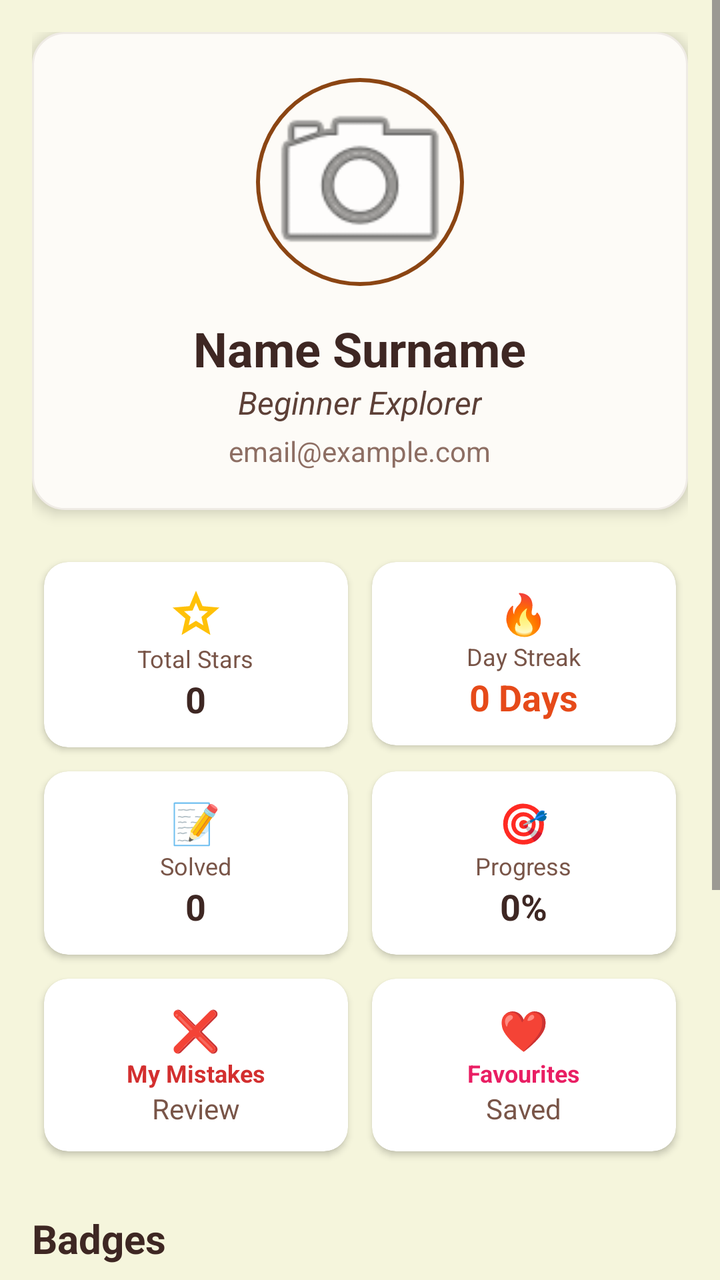
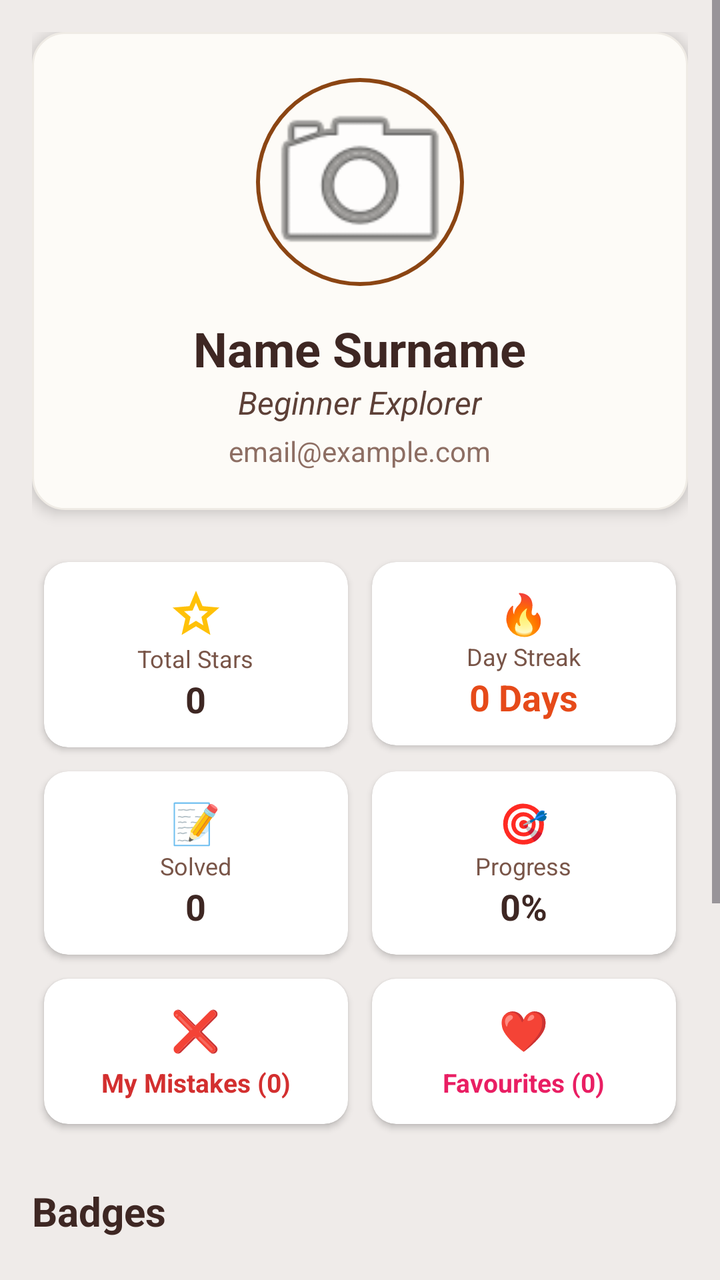

Two renders of the same Android screen: before a commit and after it. Below are the layout's source before the change and the commit's diff.
<!-- AndroidManifest.xml: application theme Theme.OlympMathMentor -->
<!-- res/layout/fragment_profile.xml -->
<?xml version="1.0" encoding="utf-8"?>
<ScrollView xmlns:android="http://schemas.android.com/apk/res/android"
    xmlns:app="http://schemas.android.com/apk/res-auto"
    android:layout_width="match_parent"
    android:layout_height="match_parent"
    android:background="#F5F5DC">

    <LinearLayout
        android:layout_width="match_parent"
        android:layout_height="wrap_content"
        android:orientation="vertical"
        android:padding="16dp">

        
        <LinearLayout
            android:layout_width="match_parent"
            android:layout_height="wrap_content"
            android:gravity="center"
            android:orientation="vertical"
            android:padding="20dp"
            android:background="@drawable/rounded_header_bg"
            android:elevation="4dp">

            <com.google.android.material.imageview.ShapeableImageView
                android:id="@+id/profileImage"
                android:layout_width="110dp"
                android:layout_height="110dp"
                android:padding="4dp"
                android:scaleType="centerCrop"
                app:shapeAppearanceOverlay="@style/CircleImage"
                android:src="@android:drawable/ic_menu_camera"
                app:strokeColor="#8B4513"
                app:strokeWidth="2dp" />

            <TextView
                android:id="@+id/tvFullName"
                android:layout_width="wrap_content"
                android:layout_height="wrap_content"
                android:layout_marginTop="12dp"
                android:text="Name Surname"
                android:textColor="#3E2723"
                android:textSize="24sp"
                android:textStyle="bold" />

            <TextView
                android:id="@+id/tvUserStatus"
                android:layout_width="wrap_content"
                android:layout_height="wrap_content"
                android:text="Beginner Explorer"
                android:textColor="#5D4037"
                android:textSize="16sp"
                android:textStyle="italic" />

            <TextView
                android:id="@+id/tvEmail"
                android:layout_width="wrap_content"
                android:layout_height="wrap_content"
                android:layout_marginTop="4dp"
                android:text="email@example.com"
                android:textColor="#8D6E63"
                android:textSize="14sp" />
        </LinearLayout>

        
        
        <GridLayout
            android:layout_width="match_parent"
            android:layout_height="wrap_content"
            android:layout_marginTop="20dp"
            android:columnCount="2"
            android:alignmentMode="alignMargins"
            android:rowCount="3">

            
            <androidx.cardview.widget.CardView
                android:layout_width="0dp"
                android:layout_height="wrap_content"
                android:layout_columnWeight="1"
                android:layout_margin="6dp"
                app:cardCornerRadius="12dp"
                app:cardElevation="2dp">
                <LinearLayout
                    android:layout_width="match_parent"
                    android:layout_height="wrap_content"
                    android:orientation="vertical"
                    android:padding="12dp"
                    android:gravity="center">
                    <ImageView android:layout_width="28dp" android:layout_height="28dp" android:src="@drawable/ic_star" app:tint="#FFC107"/>
                    <TextView android:layout_width="wrap_content" android:layout_height="wrap_content" android:text="Total Stars" android:textSize="12sp" android:textColor="#795548"/>
                    <TextView android:id="@+id/tvTotalStars" android:layout_width="wrap_content" android:layout_height="wrap_content" android:text="0" android:textSize="18sp" android:textStyle="bold" android:textColor="#3E2723"/>
                </LinearLayout>
            </androidx.cardview.widget.CardView>

            
            <androidx.cardview.widget.CardView
                android:layout_width="0dp"
                android:layout_height="wrap_content"
                android:layout_columnWeight="1"
                android:layout_margin="6dp"
                app:cardCornerRadius="12dp"
                app:cardElevation="2dp">
                <LinearLayout
                    android:layout_width="match_parent"
                    android:layout_height="wrap_content"
                    android:orientation="vertical"
                    android:padding="12dp"
                    android:gravity="center">
                    <TextView android:layout_width="wrap_content" android:layout_height="wrap_content" android:text="🔥" android:textSize="20sp"/>
                    <TextView android:layout_width="wrap_content" android:layout_height="wrap_content" android:text="Day Streak" android:textSize="12sp" android:textColor="#795548"/>
                    <TextView android:id="@+id/tvStreakDays" android:layout_width="wrap_content" android:layout_height="wrap_content" android:text="0 Days" android:textSize="18sp" android:textStyle="bold" android:textColor="#E64A19"/>
                </LinearLayout>
            </androidx.cardview.widget.CardView>

            
            <androidx.cardview.widget.CardView
                android:layout_width="0dp"
                android:layout_height="wrap_content"
                android:layout_columnWeight="1"
                android:layout_margin="6dp"
                app:cardCornerRadius="12dp"
                app:cardElevation="2dp">
                <LinearLayout
                    android:layout_width="match_parent"
                    android:layout_height="wrap_content"
                    android:orientation="vertical"
                    android:padding="12dp"
                    android:gravity="center">
                    <TextView android:layout_width="wrap_content" android:layout_height="wrap_content" android:text="📝" android:textSize="20sp"/>
                    <TextView android:layout_width="wrap_content" android:layout_height="wrap_content" android:text="Solved" android:textSize="12sp" android:textColor="#795548"/>
                    <TextView android:id="@+id/tvSolvedProblems" android:layout_width="wrap_content" android:layout_height="wrap_content" android:text="0" android:textSize="18sp" android:textStyle="bold" android:textColor="#3E2723"/>
                </LinearLayout>
            </androidx.cardview.widget.CardView>

            
            <androidx.cardview.widget.CardView
                android:layout_width="0dp"
                android:layout_height="wrap_content"
                android:layout_columnWeight="1"
                android:layout_margin="6dp"
                app:cardCornerRadius="12dp"
                app:cardElevation="2dp">
                <LinearLayout
                    android:layout_width="match_parent"
                    android:layout_height="wrap_content"
                    android:orientation="vertical"
                    android:padding="12dp"
                    android:gravity="center">
                    <TextView android:layout_width="wrap_content" android:layout_height="wrap_content" android:text="🎯" android:textSize="20sp"/>
                    <TextView android:layout_width="wrap_content" android:layout_height="wrap_content" android:text="Progress" android:textSize="12sp" android:textColor="#795548"/>
                    <TextView android:id="@+id/tvAccuracy" android:layout_width="wrap_content" android:layout_height="wrap_content" android:text="0%" android:textSize="18sp" android:textStyle="bold" android:textColor="#3E2723"/>
                </LinearLayout>
            </androidx.cardview.widget.CardView>

            
            <androidx.cardview.widget.CardView
                android:id="@+id/cvMyMistakes"
                android:layout_width="0dp"
                android:layout_height="wrap_content"
                android:layout_columnWeight="1"
                android:layout_margin="6dp"
                app:cardCornerRadius="12dp"
                app:cardElevation="2dp"
                android:clickable="true"
                android:focusable="true"
                android:foreground="?android:attr/selectableItemBackground">
                <LinearLayout
                    android:layout_width="match_parent"
                    android:layout_height="wrap_content"
                    android:orientation="vertical"
                    android:padding="12dp"
                    android:gravity="center">
                    <TextView android:layout_width="wrap_content" android:layout_height="wrap_content" android:text="❌" android:textSize="20sp"/>
                    <TextView android:layout_width="wrap_content" android:layout_height="wrap_content" android:text="My Mistakes" android:textSize="12sp" android:textColor="#D32F2F" android:textStyle="bold"/>
                    <TextView android:layout_width="wrap_content" android:layout_height="wrap_content" android:text="Review" android:textSize="14sp" android:textColor="#795548"/>
                </LinearLayout>
            </androidx.cardview.widget.CardView>

            
            <androidx.cardview.widget.CardView
                android:id="@+id/cvFavourites"
                android:layout_width="0dp"
                android:layout_height="wrap_content"
                android:layout_columnWeight="1"
                android:layout_margin="6dp"
                app:cardCornerRadius="12dp"
                app:cardElevation="2dp"
                android:clickable="true"
                android:focusable="true"
                android:foreground="?android:attr/selectableItemBackground">
                <LinearLayout
                    android:layout_width="match_parent"
                    android:layout_height="wrap_content"
                    android:orientation="vertical"
                    android:padding="12dp"
                    android:gravity="center">
                    <TextView android:layout_width="wrap_content" android:layout_height="wrap_content" android:text="❤️" android:textSize="20sp"/>
                    <TextView android:layout_width="wrap_content" android:layout_height="wrap_content" android:text="Favourites" android:textSize="12sp" android:textColor="#E91E63" android:textStyle="bold"/>
                    <TextView android:layout_width="wrap_content" android:layout_height="wrap_content" android:text="Saved" android:textSize="14sp" android:textColor="#795548"/>
                </LinearLayout>
            </androidx.cardview.widget.CardView>

        </GridLayout>

        
        <TextView
            android:layout_width="match_parent"
            android:layout_height="wrap_content"
            android:layout_marginTop="24dp"
            android:text="Badges"
            android:textSize="20sp"
            android:textStyle="bold"
            android:textColor="#3E2723"/>

        <HorizontalScrollView
            android:layout_width="match_parent"
            android:layout_height="wrap_content"
            android:layout_marginTop="8dp"
            android:scrollbars="none">
            <LinearLayout
                android:id="@+id/badgeContainer"
                android:layout_width="wrap_content"
                android:layout_height="wrap_content"
                android:orientation="horizontal"
                android:padding="4dp">
            </LinearLayout>
        </HorizontalScrollView>

        
        <LinearLayout
            android:layout_width="match_parent"
            android:layout_height="wrap_content"
            android:layout_marginTop="20dp"
            android:orientation="horizontal"
            android:gravity="center_vertical">
            <TextView
                android:layout_width="0dp"
                android:layout_height="wrap_content"
                android:layout_weight="1"
                android:text="My Achievements"
                android:textSize="18sp"
                android:textStyle="bold"
                android:textColor="#3E2723" />
            <Button
                android:id="@+id/btnAddAchievement"
                android:layout_width="wrap_content"
                android:layout_height="wrap_content"
                android:backgroundTint="#8B4513"
                android:textColor="@color/white"
                android:text="+" />
        </LinearLayout>
        <LinearLayout
            android:id="@+id/containerAchievements"
            android:layout_width="match_parent"
            android:layout_height="wrap_content"
            android:orientation="vertical" />

        
        <LinearLayout
            android:layout_width="match_parent"
            android:layout_height="wrap_content"
            android:layout_marginTop="20dp"
            android:orientation="horizontal"
            android:gravity="center_vertical">
            <TextView
                android:layout_width="0dp"
                android:layout_height="wrap_content"
                android:layout_weight="1"
                android:text="Current Goals"
                android:textSize="18sp"
                android:textStyle="bold"
                android:textColor="#3E2723" />
            <Button
                android:id="@+id/btnAddGoal"
                android:layout_width="wrap_content"
                android:layout_height="wrap_content"
                android:backgroundTint="#8B4513"
                android:textColor="@color/white"
                android:text="+" />
        </LinearLayout>
        <LinearLayout
            android:id="@+id/containerCurrentGoals"
            android:layout_width="match_parent"
            android:layout_height="wrap_content"
            android:orientation="vertical" />

        <TextView
            android:layout_width="match_parent"
            android:layout_height="wrap_content"
            android:text="Completed Goals"
            android:layout_marginTop="20dp"
            android:textSize="16sp"
            android:textColor="#5D4037"
            android:textStyle="italic"/>
        <LinearLayout
            android:id="@+id/containerCompletedGoals"
            android:layout_width="match_parent"
            android:layout_height="wrap_content"
            android:orientation="vertical" />

        <Button
            android:id="@+id/btnLogout"
            android:layout_width="match_parent"
            android:layout_height="wrap_content"
            android:text="Log Out"
            android:layout_marginTop="30dp"
            android:backgroundTint="#3E2723"
            android:textColor="@color/white" />

    </LinearLayout>
</ScrollView>
<!-- resources referenced by this layout -->
<resources>
  <color name="white">#FFFFFF</color>
  <!-- drawable ic_star (drawable) -->
  <vector xmlns:android="http://schemas.android.com/apk/res/android" android:height="24dp" android:tint="#000000" android:viewportHeight="960" android:viewportWidth="960" android:width="24dp">
        
      <path android:fillColor="@android:color/white" android:pathData="M354,673L480,597L606,674L573,530L684,434L538,421L480,285L422,420L276,433L387,530L354,673ZM233,840L298,559L80,370L368,345L480,80L592,345L880,370L662,559L727,840L480,691L233,840ZM480,490L480,490L480,490L480,490L480,490L480,490L480,490L480,490L480,490L480,490Z"/>
      
  </vector>
  <!-- drawable rounded_header_bg (drawable) -->
  <?xml version="1.0" encoding="utf-8"?>
  <shape xmlns:android="http://schemas.android.com/apk/res/android"
      android:shape="rectangle">
  
      <solid android:color="#FDFBF7" />
  
      <corners android:radius="16dp" />
  
      <stroke
          android:width="1dp"
          android:color="#EFEBE5" />
  
  </shape>
  <style name="CircleImage" parent="">
          <item name="cornerFamily">rounded</item>
          <item name="cornerSize">50%</item>
      </style>
  <style name="Theme.OlympMathMentor" parent="Base.Theme.OlympMathMentor" />
  <style name="Base.Theme.OlympMathMentor" parent="Theme.Material3.DayNight.NoActionBar">
          
          
      </style>
</resources>

<!-- the commit's change to res/layout/fragment_profile.xml (unified diff, before → after) -->
@@ -3,7 +3,7 @@
     xmlns:app="http://schemas.android.com/apk/res-auto"
     android:layout_width="match_parent"
     android:layout_height="match_parent"
-    android:background="#F5F5DC">
+    android:background="@color/soft_beige">
 
     <LinearLayout
         android:layout_width="match_parent"
@@ -62,7 +62,6 @@
         </LinearLayout>
 
         
-        
         <GridLayout
             android:layout_width="match_parent"
             android:layout_height="wrap_content"
@@ -145,9 +144,25 @@
                     android:orientation="vertical"
                     android:padding="12dp"
                     android:gravity="center">
-                    <TextView android:layout_width="wrap_content" android:layout_height="wrap_content" android:text="🎯" android:textSize="20sp"/>
-                    <TextView android:layout_width="wrap_content" android:layout_height="wrap_content" android:text="Progress" android:textSize="12sp" android:textColor="#795548"/>
-                    <TextView android:id="@+id/tvAccuracy" android:layout_width="wrap_content" android:layout_height="wrap_content" android:text="0%" android:textSize="18sp" android:textStyle="bold" android:textColor="#3E2723"/>
+                    <TextView android:layout_width="wrap_content"
+                        android:layout_height="wrap_content"
+                        android:text="🎯"
+                        android:textSize="20sp"/>
+
+                    <TextView android:layout_width="wrap_content"
+                        android:layout_height="wrap_content"
+                        android:text="Progress"
+                        android:textSize="12sp"
+                        android:textColor="#795548"/>
+
+                    <TextView android:id="@+id/tvAccuracy"
+                        android:layout_width="wrap_content"
+                        android:layout_height="wrap_content"
+                        android:text="0%"
+                        android:textSize="18sp"
+                        android:textStyle="bold"
+                        android:textColor="#3E2723"/>
+
                 </LinearLayout>
             </androidx.cardview.widget.CardView>
 
@@ -169,9 +184,21 @@
                     android:orientation="vertical"
                     android:padding="12dp"
                     android:gravity="center">
-                    <TextView android:layout_width="wrap_content" android:layout_height="wrap_content" android:text="❌" android:textSize="20sp"/>
-                    <TextView android:layout_width="wrap_content" android:layout_height="wrap_content" android:text="My Mistakes" android:textSize="12sp" android:textColor="#D32F2F" android:textStyle="bold"/>
-                    <TextView android:layout_width="wrap_content" android:layout_height="wrap_content" android:text="Review" android:textSize="14sp" android:textColor="#795548"/>
+                    <TextView android:layout_width="wrap_content"
+                        android:layout_height="wrap_content"
+                        android:text="❌"
+                        android:textSize="20sp"/>
+
+                    
+                    <TextView
+                        android:id="@+id/tvMistakesCount"
+                        android:layout_width="wrap_content"
+                        android:layout_height="wrap_content"
+                        android:text="My Mistakes (0)"
+                        android:textSize="13sp"
+                        android:textColor="#D32F2F"
+                        android:textStyle="bold"
+                        android:layout_marginTop="4dp"/>
                 </LinearLayout>
             </androidx.cardview.widget.CardView>
 
@@ -193,9 +220,21 @@
                     android:orientation="vertical"
                     android:padding="12dp"
                     android:gravity="center">
-                    <TextView android:layout_width="wrap_content" android:layout_height="wrap_content" android:text="❤️" android:textSize="20sp"/>
-                    <TextView android:layout_width="wrap_content" android:layout_height="wrap_content" android:text="Favourites" android:textSize="12sp" android:textColor="#E91E63" android:textStyle="bold"/>
-                    <TextView android:layout_width="wrap_content" android:layout_height="wrap_content" android:text="Saved" android:textSize="14sp" android:textColor="#795548"/>
+                    <TextView android:layout_width="wrap_content"
+                        android:layout_height="wrap_content"
+                        android:text="❤️"
+                        android:textSize="20sp"/>
+
+                    
+                    <TextView
+                        android:id="@+id/tvFavsCount"
+                        android:layout_width="wrap_content"
+                        android:layout_height="wrap_content"
+                        android:text="Favourites (0)"
+                        android:textSize="13sp"
+                        android:textColor="#E91E63"
+                        android:textStyle="bold"
+                        android:layout_marginTop="4dp"/>
                 </LinearLayout>
             </androidx.cardview.widget.CardView>
 
<!-- resource entries referenced after the edit -->
@@ -1,5 +1,6 @@
 <!-- resources referenced by this layout -->
 <resources>
+  <color name="soft_beige">#EFEBE9</color>
   <color name="white">#FFFFFF</color>
   <!-- drawable ic_star (drawable) -->
   <vector xmlns:android="http://schemas.android.com/apk/res/android" android:height="24dp" android:tint="#000000" android:viewportHeight="960" android:viewportWidth="960" android:width="24dp">
